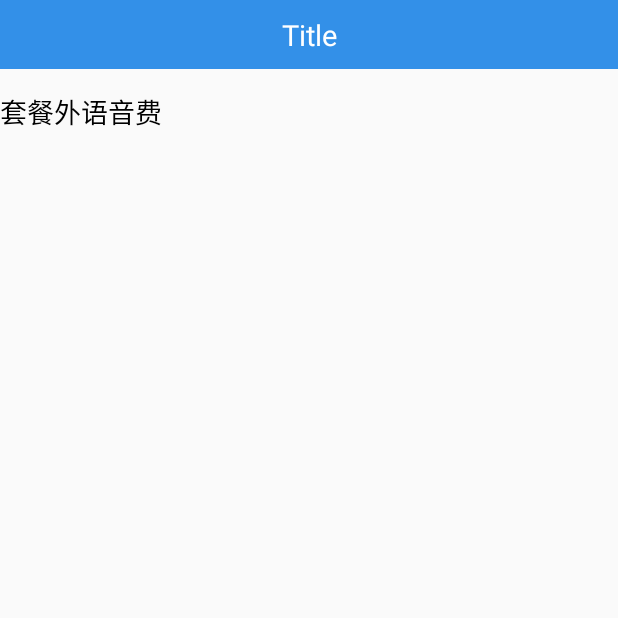
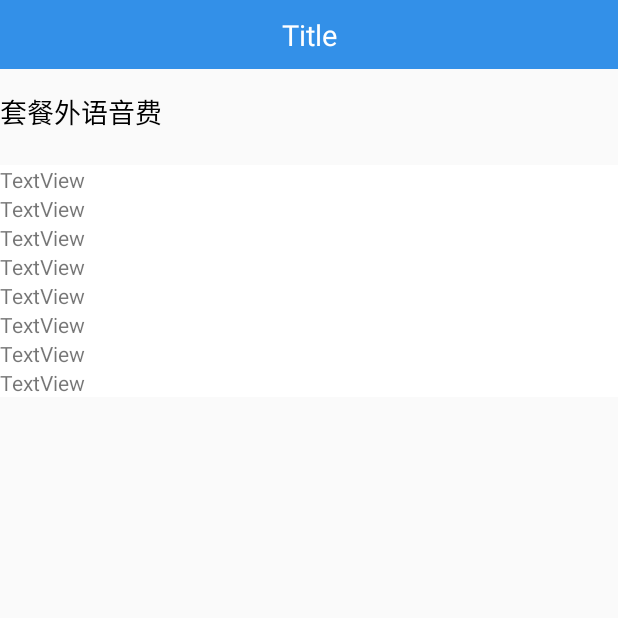
Before and after one commit to wangjing71/MyDemoApplication, an Android app: the screen it shows after launch (MainActivity), on a phone screen of 412 x 824 dp, the top half of it. Run offline under Robolectric (Android 15) with nearby library versions, the phone set to English and light mode, and no system bars; libraries missing offline, so code that uses them is left out: com.gyf.barlibrary, com.tbruyelle.rxpermissions2, com.tencent.bugly; 4 statements that could not run were skipped.

```diff
--- a/app/src/main/java/com/wj/myapplication/MainActivity.java
+++ b/app/src/main/java/com/wj/myapplication/MainActivity.java
@@ -1,13 +1,14 @@
 package com.wj.myapplication;
 
 import android.os.Bundle;
+import android.view.LayoutInflater;
 import android.view.View;
 import android.widget.Button;
 
 
 public class MainActivity extends BaseActivity {
 
-    private UMExpandLayout umExpandLayout;
+    private MyExpandView umExpandLayout;
 
     @Override
     protected int setLayoutId() {
@@ -16,29 +17,20 @@ public class MainActivity extends BaseActivity {
 
     @Override
     protected void initView() {
-        umExpandLayout = findViewById(R.id.setting_about_content);
+        umExpandLayout = findViewById(R.id.mMyExpandView);
     }
 
     @Override
     protected void initData() {
-
+        View child1 = LayoutInflater.from(this).inflate(R.layout.chindviewlauouit,null,false);
+        umExpandLayout.addExpandView(child1);
+        View child2 = LayoutInflater.from(this).inflate(R.layout.chindviewlauouit,null,false);
+        umExpandLayout.addExpandView(child2);
     }
 
     @Override
     protected void setEvent() {
-        findViewById(R.id.zhankai).setOnClickListener(new View.OnClickListener() {
-            @Override
-            public void onClick(View v) {
-                umExpandLayout.expand();
-            }
-        });
 
-        findViewById(R.id.zhedie).setOnClickListener(new View.OnClickListener() {
-            @Override
-            public void onClick(View v) {
-                umExpandLayout.collapse();
-            }
-        });
     }
 
     private void doSomeThing() {
--- a/app/src/main/java/com/wj/myapplication/MyExpandView.java
+++ b/app/src/main/java/com/wj/myapplication/MyExpandView.java
@@ -36,6 +36,17 @@ public class MyExpandView extends LinearLayout {
         titleParent = findViewById(R.id.title_parent);
         expandParent = findViewById(R.id.expand_layout_parent);
         expandConent = findViewById(R.id.expand_layout_content);
+
+        titleParent.setOnClickListener(new OnClickListener() {
+            @Override
+            public void onClick(View v) {
+                if(expandParent.isExpand()){
+                    expandParent.collapse();
+                }else{
+                    expandParent.expand();
+                }
+            }
+        });
     }
 
     public void addExpandView(View chindView){
--- a/app/src/main/res/layout/activity_main.xml
+++ b/app/src/main/res/layout/activity_main.xml
@@ -10,6 +10,7 @@
     <include layout="@layout/include_title" />
 
     <com.wj.myapplication.MyExpandView
+        android:id="@+id/mMyExpandView"
         android:layout_width="wrap_content"
         android:layout_height="wrap_content"/>
 
--- /dev/null
+++ b/app/src/main/res/layout/chindviewlauouit.xml
@@ -0,0 +1,30 @@
+<?xml version="1.0" encoding="utf-8"?>
+<LinearLayout xmlns:android="http://schemas.android.com/apk/res/android"
+    android:layout_width="match_parent"
+    android:orientation="vertical"
+    android:layout_height="wrap_content">
+
+    <TextView
+        android:id="@+id/textView"
+        android:layout_width="match_parent"
+        android:layout_height="wrap_content"
+        android:text="TextView" />
+
+    <TextView
+        android:id="@+id/textView2"
+        android:layout_width="match_parent"
+        android:layout_height="wrap_content"
+        android:text="TextView" />
+
+    <TextView
+        android:id="@+id/textView3"
+        android:layout_width="match_parent"
+        android:layout_height="wrap_content"
+        android:text="TextView" />
+
+    <TextView
+        android:id="@+id/textView4"
+        android:layout_width="match_parent"
+        android:layout_height="wrap_content"
+        android:text="TextView" />
+</LinearLayout>
```
